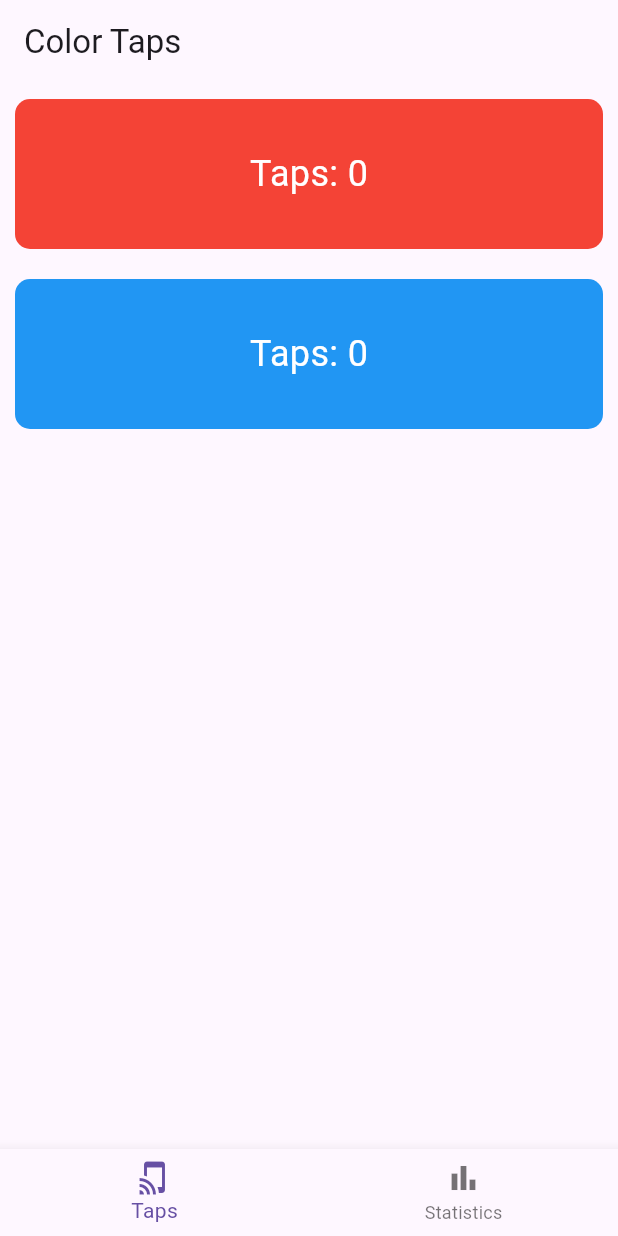
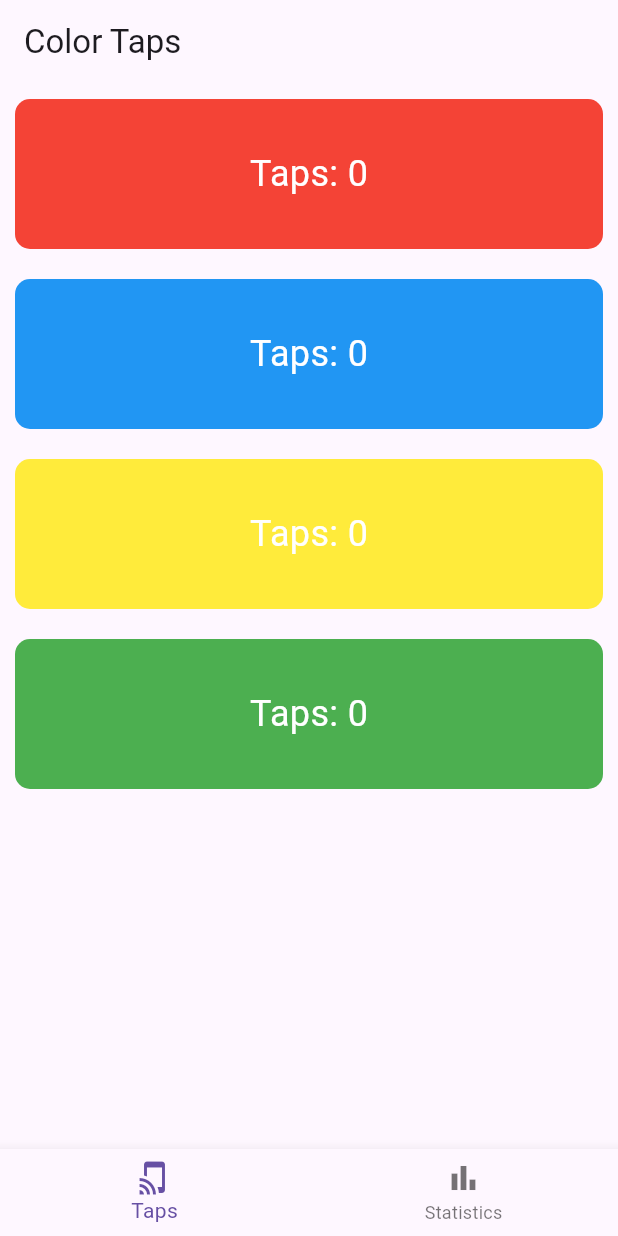
Before and after one commit to Chhun-Nika/mobile_dev-W4_Practice, a Flutter app: the screen it shows after launch, on a phone screen of 412 x 824 dp. Run offline on Flutter 3.47's test engine with Material 3 defaults, Android fonts, the phone set to English and light mode, and no system bars.

Commit message:
TASK-001 - The Color App

```diff
--- a/lib/1_color_app/color_app.dart
+++ b/lib/1_color_app/color_app.dart
@@ -9,7 +9,37 @@ void main() {
   );
 }
 
-enum CardType { red, blue }
+enum CardType { red, blue, yellow, green }
+
+// this service act as subject for other widget to listen to
+class ColorService extends ChangeNotifier {
+  int redCount = 0;
+  int blueCount = 0;
+  int yellowCount = 0;
+  int greenCount = 0;
+
+  void onRedTap() {
+    redCount++;
+    notifyListeners();
+  }
+
+  void onBlueTap() {
+    blueCount++;
+    notifyListeners();
+  }
+
+  void onYellowTap() {
+    yellowCount++;
+    notifyListeners();
+  }
+
+  void onGreenTap() {
+    greenCount++;
+    notifyListeners();
+  }
+}
+
+final ColorService colorService = ColorService();
 
 class Home extends StatefulWidget {
   const Home({super.key});
@@ -20,36 +50,11 @@ class Home extends StatefulWidget {
 
 class _HomeState extends State<Home> {
   int _currentIndex = 0;
-  int redTapCount = 0;
-  int blueTapCount = 0;
-
-  void _incrementRedTapCount() {
-    setState(() {
-      redTapCount++;
-    });
-  }
-
-  void _incrementBlueTapCount() {
-    setState(() {
-      blueTapCount++;
-    });
-  }
 
   @override
   Widget build(BuildContext context) {
     return Scaffold(
-      body:
-          _currentIndex == 0
-              ? ColorTapsScreen(
-                redTapCount: redTapCount,
-                blueTapCount: blueTapCount,
-                onRedTap: _incrementRedTapCount,
-                onBlueTap: _incrementBlueTapCount,
-              )
-              : StatisticsScreen(
-                redTapCount: redTapCount,
-                blueTapCount: blueTapCount,
-              ),
+      body: _currentIndex == 0 ? ColorTapsScreen() : StatisticsScreen(),
       bottomNavigationBar: BottomNavigationBar(
         currentIndex: _currentIndex,
         onTap: (index) {
@@ -73,30 +78,18 @@ class _HomeState extends State<Home> {
 }
 
 class ColorTapsScreen extends StatelessWidget {
-  final int redTapCount;
-  final int blueTapCount;
-  final VoidCallback onRedTap;
-  final VoidCallback onBlueTap;
+  const ColorTapsScreen({super.key});
 
-  const ColorTapsScreen({
-    super.key,
-    required this.redTapCount,
-    required this.blueTapCount,
-    required this.onRedTap,
-    required this.onBlueTap,
-  });
   @override
   Widget build(BuildContext context) {
     return Scaffold(
       appBar: AppBar(title: Text('Color Taps')),
       body: Column(
         children: [
-          ColorTap(type: CardType.red, tapCount: redTapCount, onTap: onRedTap),
-          ColorTap(
-            type: CardType.blue,
-            tapCount: blueTapCount,
-            onTap: onBlueTap,
-          ),
+          ColorTap(type: CardType.red),
+          ColorTap(type: CardType.blue),
+          ColorTap(type: CardType.yellow),
+          ColorTap(type: CardType.green),
         ],
       ),
     );
@@ -105,22 +98,57 @@ class ColorTapsScreen extends StatelessWidget {
 
 class ColorTap extends StatelessWidget {
   final CardType type;
-  final int tapCount;
-  final VoidCallback onTap;
 
-  const ColorTap({
-    super.key,
-    required this.type,
-    required this.tapCount,
-    required this.onTap,
-  });
+  const ColorTap({super.key, required this.type});
 
-  Color get backgroundColor => type == CardType.red ? Colors.red : Colors.blue;
+  // Color get backgroundColor => type == CardType.red ? Colors.red : Colors.blue;
+  Color get backgroundColor {
+    switch (type) {
+      case CardType.red:
+        return Colors.red;
+      case CardType.blue:
+        return Colors.blue;
+      case CardType.yellow:
+        return Colors.yellow;
+      case CardType.green:
+        return Colors.green;
+    }
+  }
+
+  // int get tapCount =>
+  //     type == CardType.red ? colorService.redCount : colorService.blueCount;
+
+  int get tapCount {
+    switch (type) {
+      case CardType.red:
+        return colorService.redCount;
+      case CardType.blue:
+        return colorService.blueCount;
+      case CardType.yellow:
+        return colorService.yellowCount;
+      case CardType.green:
+        return colorService.greenCount;
+    }
+  }
 
   @override
   Widget build(BuildContext context) {
+    return ListenableBuilder(
+      listenable: colorService,
+      builder: (context, child) {
         return GestureDetector(
-      onTap: onTap,
+          onTap: () {
+            switch (type) {
+      case CardType.red:
+        return colorService.onRedTap();
+      case CardType.blue:
+        return colorService.onBlueTap();
+      case CardType.yellow:
+        return colorService.onYellowTap();
+      case CardType.green:
+        return colorService.onGreenTap();
+    }
+          },
           child: Container(
             margin: EdgeInsets.all(10),
             decoration: BoxDecoration(
@@ -137,18 +165,13 @@ class ColorTap extends StatelessWidget {
             ),
           ),
         );
+      },
+    );
   }
 }
 
 class StatisticsScreen extends StatelessWidget {
-  final int redTapCount;
-  final int blueTapCount;
-
-  const StatisticsScreen({
-    super.key,
-    required this.redTapCount,
-    required this.blueTapCount,
-  });
+  const StatisticsScreen({super.key});
 
   @override
   Widget build(BuildContext context) {
@@ -158,8 +181,22 @@ class StatisticsScreen extends StatelessWidget {
         child: Column(
           mainAxisAlignment: MainAxisAlignment.center,
           children: [
-            Text('Red Taps: $redTapCount', style: TextStyle(fontSize: 24)),
-            Text('Blue Taps: $blueTapCount', style: TextStyle(fontSize: 24)),
+            Text(
+              'Red Taps: ${colorService.redCount}',
+              style: TextStyle(fontSize: 24),
+            ),
+            Text(
+              'Blue Taps: ${colorService.blueCount}',
+              style: TextStyle(fontSize: 24),
+            ),
+            Text(
+              'Yellow Taps: ${colorService.yellowCount}',
+              style: TextStyle(fontSize: 24),
+            ),
+            Text(
+              'Green Taps: ${colorService.greenCount}',
+              style: TextStyle(fontSize: 24),
+            ),
           ],
         ),
       ),
```
Lines whose indentation alone changed are shown as unchanged.
